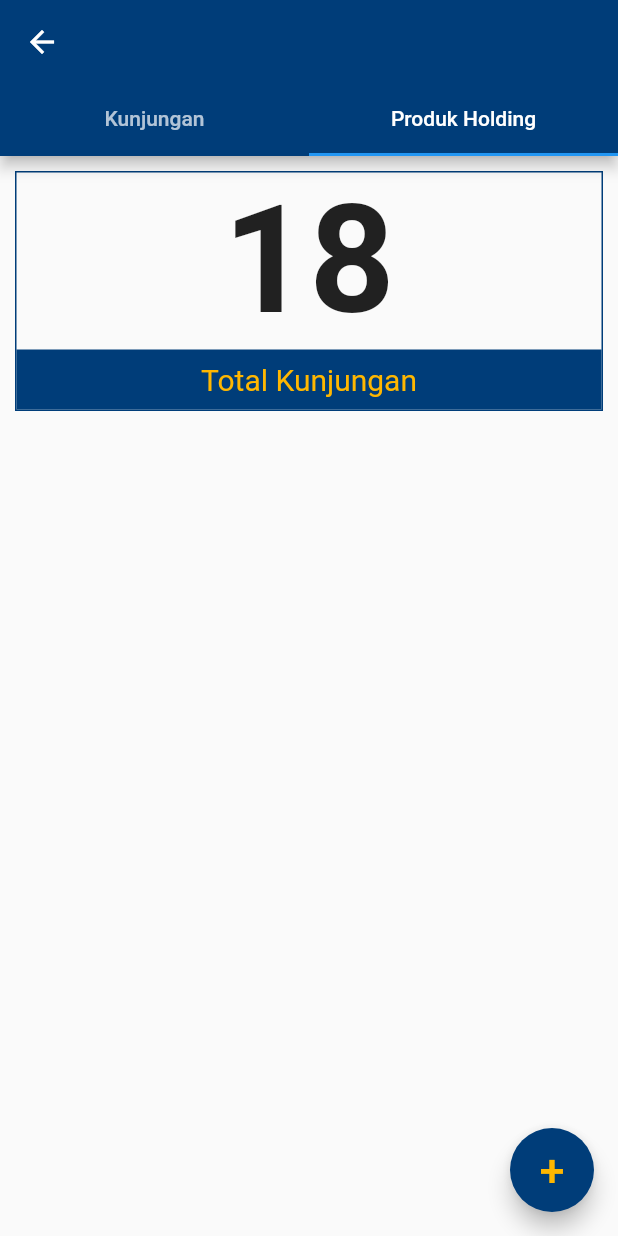
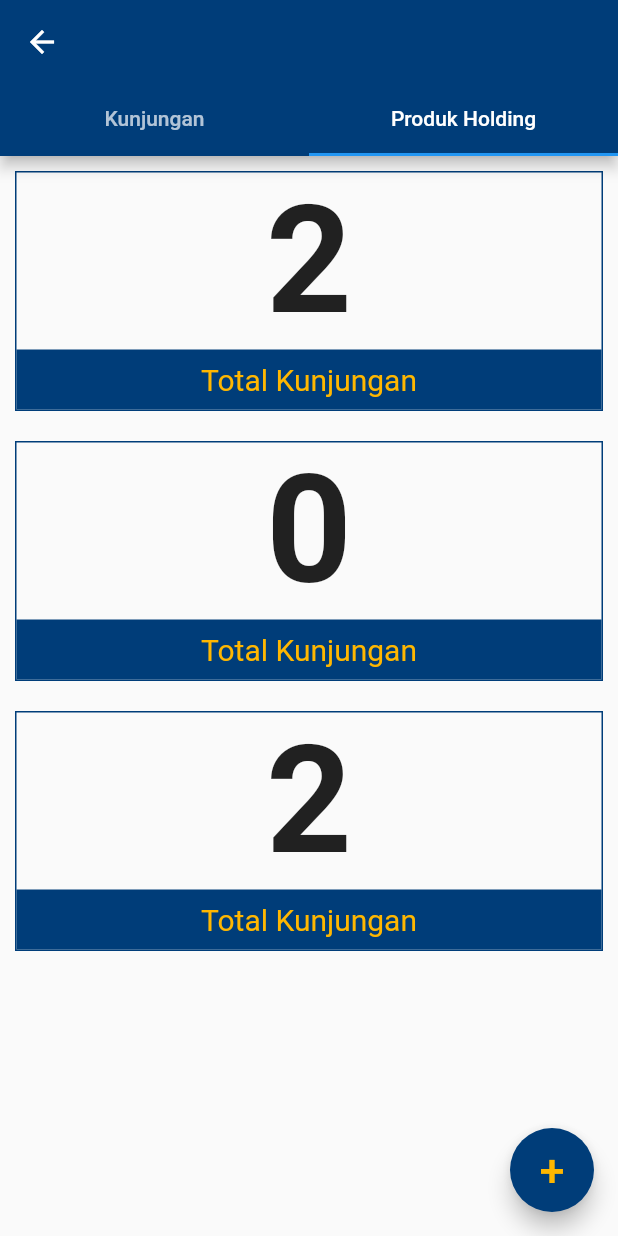
Before and after one commit to 2001arman/flutter_mandiriapp, a Flutter app: the DetailKunjunganPage screen opened directly with empty values, tab 2 chosen, on a phone screen of 412 x 824 dp. Run offline on Flutter 3.47's test engine with Material 2 defaults, Android fonts, the phone set to English and light mode, and no system bars; our stand-ins replace bloc, flutter_bloc, flutter_datetime_picker.

Commit message:
revisi kandika

```diff
--- a/lib/pages/detail_kunjungan_page.dart
+++ b/lib/pages/detail_kunjungan_page.dart
@@ -1,6 +1,5 @@
 import 'package:flutter/material.dart';
 import 'package:flutter_mandiriapp/models/pertambangan_model.dart';
-import 'package:flutter_mandiriapp/pages/input_cabang_page.dart';
 import 'package:flutter_mandiriapp/pages/input_kunjungan_page.dart';
 import 'package:flutter_mandiriapp/widgets/custom_card_sektor.dart';
 
@@ -31,7 +30,7 @@ class DetailKunjunganPage extends StatelessWidget {
                 Navigator.push(
                   context,
                   MaterialPageRoute(
-                    builder: ((context) => InputKunjunganPage(
+                    builder: ((context) => const InputKunjunganPage(
                       isEdit: true,
                     )),
                   ),
@@ -57,7 +56,73 @@ class DetailKunjunganPage extends StatelessWidget {
               mainAxisAlignment: MainAxisAlignment.spaceBetween,
               children: [
                 const Text(
-                  "18",
+                  "2",
+                  style: TextStyle(
+                    fontSize: 100,
+                    fontWeight: FontWeight.w600,
+                  ),
+                ),
+                Container(
+                  width: double.infinity,
+                  height: 40,
+                  color: blueMain,
+                  alignment: Alignment.center,
+                  child: Text(
+                    "Total Kunjungan",
+                    style: TextStyle(
+                      fontSize: 20,
+                      color: yellowMain,
+                    ),
+                  ),
+                )
+              ],
+            ),
+          ),
+          Container(
+            width: double.infinity,
+            height: 160,
+            margin: EdgeInsets.all(10),
+            decoration: BoxDecoration(
+              border: Border.all(width: 1, color: blueMain),
+            ),
+            child: Column(
+              mainAxisAlignment: MainAxisAlignment.spaceBetween,
+              children: [
+                const Text(
+                  "0",
+                  style: TextStyle(
+                    fontSize: 100,
+                    fontWeight: FontWeight.w600,
+                  ),
+                ),
+                Container(
+                  width: double.infinity,
+                  height: 40,
+                  color: blueMain,
+                  alignment: Alignment.center,
+                  child: Text(
+                    "Total Kunjungan",
+                    style: TextStyle(
+                      fontSize: 20,
+                      color: yellowMain,
+                    ),
+                  ),
+                )
+              ],
+            ),
+          ),
+          Container(
+            width: double.infinity,
+            height: 160,
+            margin: EdgeInsets.all(10),
+            decoration: BoxDecoration(
+              border: Border.all(width: 1, color: blueMain),
+            ),
+            child: Column(
+              mainAxisAlignment: MainAxisAlignment.spaceBetween,
+              children: [
+                const Text(
+                  "2",
                   style: TextStyle(
                     fontSize: 100,
                     fontWeight: FontWeight.w600,
@@ -108,7 +173,14 @@ class DetailKunjunganPage extends StatelessWidget {
             ),
           ),
           onPressed: () {
-            Navigator.pushNamed(context, "input-cabang-page");
+            Navigator.push(
+                  context,
+                  MaterialPageRoute(
+                    builder: ((context) => const InputKunjunganPage(
+                      isEdit: true,
+                    )),
+                  ),
+                );
           },
         ),
         body: TabBarView(
--- a/lib/pages/input_cabang_page.dart
+++ b/lib/pages/input_cabang_page.dart
@@ -1,6 +1,5 @@
 import 'package:flutter/material.dart';
 import 'package:flutter_mandiriapp/constans.dart';
-import 'package:flutter_mandiriapp/widgets/custom_date_picker.dart';
 import 'package:flutter_mandiriapp/widgets/custom_text_field.dart';
 
 class InputCabangPage extends StatelessWidget {
--- a/lib/service/api_service.dart
+++ b/lib/service/api_service.dart
@@ -8,7 +8,7 @@ import 'package:flutter_mandiriapp/models/supplier_model.dart';
 import 'package:http/http.dart' as http;
 
 class ApiService {
-  String endpoint = "https://561f-103-31-207-25.ap.ngrok.io/mandiri/";
+  String endpoint = "https://b232-103-31-207-25.ap.ngrok.io/mandiri/";
 
   Future<AdminModel> login(String nip, String password) async {
     try {
```
Also changed, not shown: lib/pages/input_kunjungan_page.dart (+20 -16 lines).
